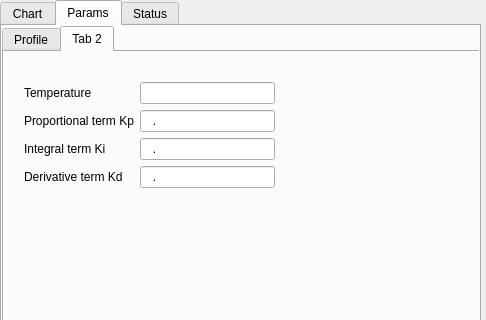
First picture: the form in profiles/profiledialog.ui, repository cuby-tec/qt_thermo, before the edit; both pictures show x 0 to 486 and y 0 to 320 of the 486 by 543 pixel window.
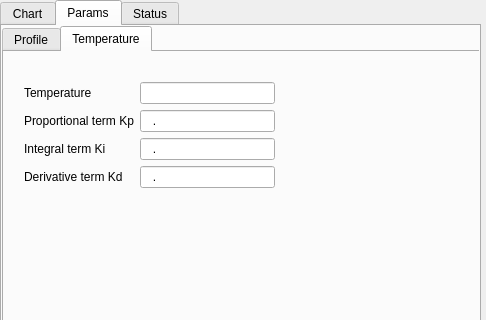
Second picture: the form after the edit. The open tabs and pages were chosen to show the change. Custom widgets are drawn as their Qt base class.

Commit message: #10 Profile page temperature Loaded

Patch:
```diff
--- a/profiles/profiledialog.ui
+++ b/profiles/profiledialog.ui
@@ -219,7 +219,7 @@
      </widget>
      <widget class="QWidget" name="tab_4">
       <attribute name="title">
-       <string>Tab 2</string>
+       <string>Temperature</string>
       </attribute>
       <widget class="QWidget" name="formLayoutWidget">
        <property name="geometry">
```
Left out of the diff: 10 changed lines with no effect on the pictures. The commit also changes 3 other files.
